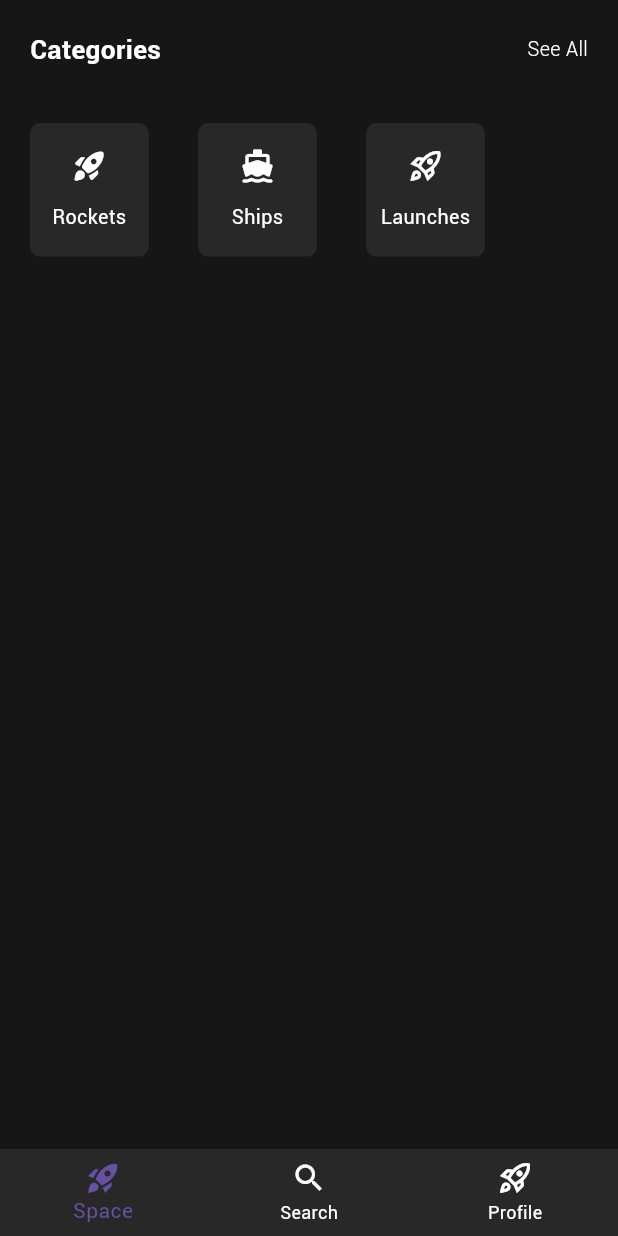
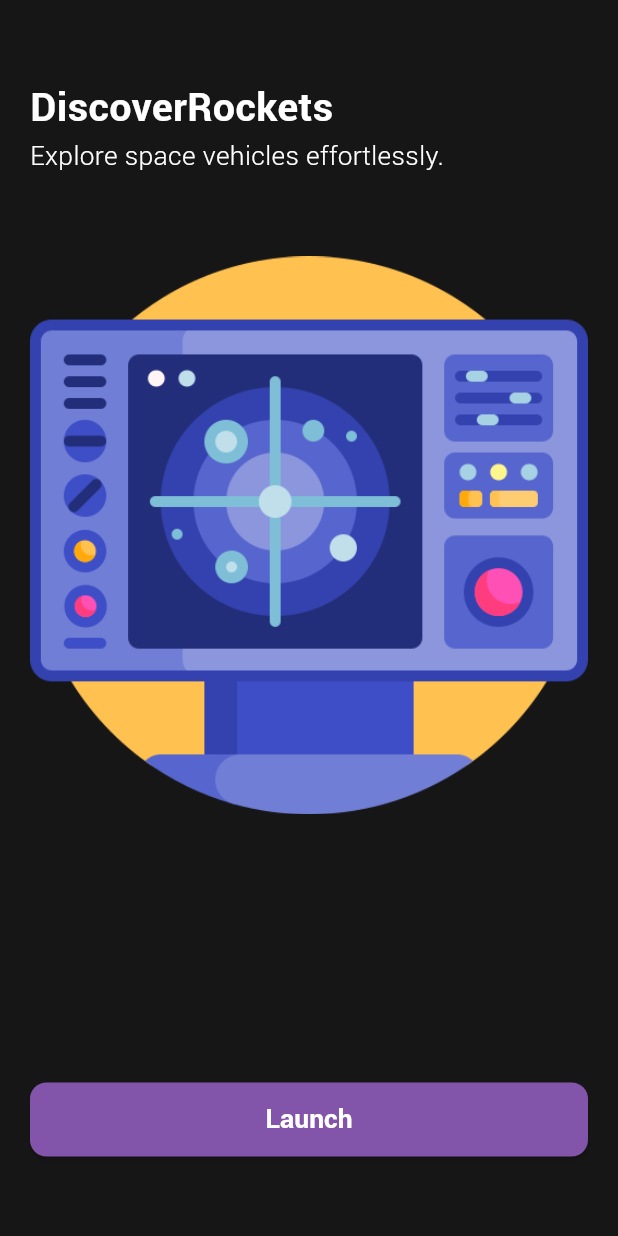
Before and after one commit to ahmedfyala/Space-X-App, a Flutter app: the screen it shows after launch, on a phone screen of 412 x 824 dp. Run offline on Flutter 3.47's test engine with Material 3 defaults, Android fonts, the phone set to English and light mode, and no system bars; our stand-ins replace bloc, dartz, dio, flutter_bloc, flutter_screenutil, gap and 4 more.

Commit message:
add welcome screen and size manager and errorBuilder in image network

```diff
--- a/lib/core/constants/app_assets.dart
+++ b/lib/core/constants/app_assets.dart
@@ -7,6 +7,7 @@ class AssetsPaths {
 
 class AppImages {}
 
-class AppIcons {}
+class AppPng {
+}
 
 class AppSvgs {}
--- a/lib/core/constants/app_strings.dart
+++ b/lib/core/constants/app_strings.dart
@@ -1,5 +1,8 @@
 class AppStrings {
   static const String appName = 'Space X';
+  static const String welcomeText1 = 'DiscoverRockets';
+  static const String welcomeText2 = 'Explore space vehicles effortlessly.';
+  static const String launch = 'Launch';
   static const String categories = 'Categories';
   static const String seeAll = 'See All';
   static const String rockets = 'Rockets';
--- a/lib/core/routing/app_router.dart
+++ b/lib/core/routing/app_router.dart
@@ -1,5 +1,6 @@
 import 'package:flutter/material.dart';
 import 'package:flutter_bloc/flutter_bloc.dart';
+import 'package:flutter_mentorship_b1/features/opening/screens/welcome/welcome_screen.dart';
 import 'package:flutter_mentorship_b1/features/profile/ui/profile_screen.dart';
 import 'package:flutter_mentorship_b1/features/rockets/logic/all_rockets_cubit.dart';
 import 'package:flutter_mentorship_b1/features/rockets/ui/rockets_screen.dart';
@@ -14,6 +15,10 @@ import 'routes.dart';
 class AppRouter {
   Route generateRoute(RouteSettings settings) {
     switch (settings.name) {
+      case Routes.welcome:
+        return MaterialPageRoute(
+          builder: (_) => const WelcomeScreen(),
+        );
       case Routes.homeScreen:
         return MaterialPageRoute(
           builder: (_) => const HomeScreen(),
--- a/lib/core/routing/routes.dart
+++ b/lib/core/routing/routes.dart
@@ -1,9 +1,9 @@
 class Routes {
+  static const String welcome = "/welcome";
   static const String homeScreen = "/homeScreen";
-
-  static const String profileScreen = "profileScreen";
-  static const String searchScreen = "searchScreen";
-  static const String ships = "ships";
+  static const String profileScreen = "/profileScreen";
+  static const String searchScreen = "/searchScreen";
+  static const String ships = "/ships";
   static const String allRockets = "/allRockets";
 
 }
--- /dev/null
+++ b/lib/core/themes/size_manager.dart
@@ -0,0 +1,26 @@
+import 'package:flutter_screenutil/flutter_screenutil.dart';
+
+class AppSize{
+  static double s0 = 00.sp;
+  static double s20 = 20.sp;
+  static double s30 = 30.sp;
+  static double s50 = 50.sp;
+}
+
+class AppHeight{
+  static double h20 = 20.h;
+  static double h40 = 40.h;
+  static double h64 = 640.h;
+  static double h70 = 70.h;
+}
+class AppWidth{
+  static double h80 = 80.w;
+}
+class AppRadius{
+  static double r6 = 6.r;
+  static double r10 = 10.r;
+}
+class AppPadding{
+  static double p10 = 10;
+  static double p20 = 20;
+}
--- a/lib/core/themes/styles.dart
+++ b/lib/core/themes/styles.dart
@@ -10,6 +10,12 @@ class TextStyles {
   static TextStyle font24Bold = TextStyle(
     fontSize: 24.sp,
     fontWeight: FontWeightHelper.bold,
+    color: ColorsManager.white,
+    fontFamily: fontFamily,
+  );
+  static TextStyle font16light = TextStyle(
+    fontSize: 16.sp,
+    fontWeight: FontWeightHelper.light,
     color: ColorsManager.white,
     fontFamily: fontFamily,
   );
--- a/lib/core/themes/theme_manager.dart
+++ b/lib/core/themes/theme_manager.dart
@@ -1,5 +1,8 @@
 import 'package:flutter/material.dart';
 import 'package:flutter/services.dart';
+import 'package:flutter_mentorship_b1/core/themes/size_manager.dart';
+import 'package:flutter_mentorship_b1/core/themes/styles.dart';
+import 'package:flutter_screenutil/flutter_screenutil.dart';
 
 import 'colors_manager.dart';
 
@@ -11,12 +14,12 @@ ThemeData getApplicationTheme() {
     primaryColorDark: ColorsManager.primary,
     scaffoldBackgroundColor: ColorsManager.black,
     canvasColor: ColorsManager.lightBlack,
-    appBarTheme: const AppBarTheme(
-      iconTheme: IconThemeData(color: ColorsManager.white),
-      titleTextStyle: TextStyle(color: ColorsManager.white),
-      elevation: 0,
+    appBarTheme:  AppBarTheme(
+      iconTheme: const IconThemeData(color: ColorsManager.white),
+      titleTextStyle: const TextStyle(color: ColorsManager.white),
+      elevation: AppSize.s0,
       backgroundColor: ColorsManager.black,
-      systemOverlayStyle: SystemUiOverlayStyle(
+      systemOverlayStyle: const SystemUiOverlayStyle(
         statusBarIconBrightness: Brightness.light,
         statusBarColor: Colors.transparent,
       ),
@@ -36,5 +39,19 @@ ThemeData getApplicationTheme() {
             : const IconThemeData(color: ColorsManager.white),
       ),
     ),
+    elevatedButtonTheme: ElevatedButtonThemeData(
+      style: ButtonStyle(
+          backgroundColor: MaterialStateProperty.resolveWith<Color?>(
+            (states) => ColorsManager.primary,
+          ),
+          textStyle: MaterialStateProperty.resolveWith<TextStyle?>(
+            (states) => TextStyles.font16Bold,
+          ),
+          shape: MaterialStateProperty.all(
+            RoundedRectangleBorder(
+              borderRadius: BorderRadius.circular(AppRadius.r10),
+            ),
+          )),
+    ),
   );
 }
--- /dev/null
+++ b/lib/core/widgets/app_button_widgets.dart
@@ -0,0 +1,30 @@
+import 'package:flutter/material.dart';
+
+class AppButtonWidget extends StatelessWidget {
+  final double height;
+  final double width;
+  final String title;
+  final void Function()? onPressed;
+  final TextStyle textStyle;
+
+  const AppButtonWidget({
+    super.key,
+    required this.height,
+    required this.width,
+    required this.title,
+    this.onPressed,
+    required this.textStyle,
+  });
+
+  @override
+  Widget build(BuildContext context) {
+    return SizedBox(
+      height: height,
+      width: width,
+      child: ElevatedButton(
+        onPressed: onPressed,
+        child: Text(title,style: textStyle,),
+      ),
+    );
+  }
+}
--- /dev/null
+++ b/lib/features/opening/screens/welcome/welcome_screen.dart
@@ -0,0 +1,16 @@
+import 'package:flutter/material.dart';
+
+import '../../widgets/welcome_screen_body.dart';
+
+class WelcomeScreen extends StatelessWidget {
+  const WelcomeScreen({super.key});
+
+  @override
+  Widget build(BuildContext context) {
+    return const SafeArea(
+      child: Scaffold(
+        body: WelcomeScreenBody(),
+      ),
+    );
+  }
+}
--- /dev/null
+++ b/lib/features/opening/widgets/welcome_screen_body.dart
@@ -0,0 +1,53 @@
+import 'package:flutter/cupertino.dart';
+import 'package:flutter/material.dart';
+import 'package:flutter_mentorship_b1/core/constants/app_strings.dart';
+import 'package:flutter_mentorship_b1/core/helpers/extensions.dart';
+import 'package:flutter_mentorship_b1/core/routing/routes.dart';
+import 'package:flutter_mentorship_b1/core/themes/size_manager.dart';
+import 'package:flutter_mentorship_b1/core/widgets/app_button_widgets.dart';
+import 'package:flutter_mentorship_b1/features/opening/widgets/welcome_text_widgets.dart';
+import 'package:flutter_screenutil/flutter_screenutil.dart';
+import 'package:gap/gap.dart';
+
+import '../../../core/themes/styles.dart';
+
+class WelcomeScreenBody extends StatelessWidget {
+  const WelcomeScreenBody({super.key});
+
+  @override
+  Widget build(BuildContext context) {
+    return Padding(
+      padding:  EdgeInsets.all(AppPadding.p20),
+      child: Column(
+        crossAxisAlignment: CrossAxisAlignment.start,
+        children: [
+          Gap(AppSize.s30),
+          WelcomeTextWidget(
+            title: AppStrings.welcomeText1,
+            textStyle: TextStyles.font24Bold,
+          ),
+          WelcomeTextWidget(
+            title: AppStrings.welcomeText2,
+            textStyle: TextStyles.font16light,
+          ),
+          Gap(AppSize.s50),
+          Image.asset(
+            'assets/png/control-panel.png',
+            fit: BoxFit.cover,
+          ),
+          const Spacer(),
+          AppButtonWidget(
+            height: AppHeight.h40,
+            width: double.infinity,
+            title: AppStrings.launch,
+            textStyle: TextStyles.font16Bold,
+            onPressed: (){
+              context.pushReplacementNamed(Routes.homeScreen);
+            },
+          ),
+          Gap(AppSize.s30)
+        ],
+      ),
+    );
+  }
+}
--- /dev/null
+++ b/lib/features/opening/widgets/welcome_text_widgets.dart
@@ -0,0 +1,17 @@
+import 'package:flutter/material.dart';
+
+class WelcomeTextWidget extends StatelessWidget {
+  final String title;
+  final TextStyle textStyle;
+
+  const WelcomeTextWidget({
+    super.key,
+    required this.title,
+    required this.textStyle,
+  });
+
+  @override
+  Widget build(BuildContext context) {
+    return Text(title,style: textStyle,);
+  }
+}
--- a/lib/features/ships/ui/screens/ships_screen.dart
+++ b/lib/features/ships/ui/screens/ships_screen.dart
@@ -1,10 +1,12 @@
 import 'package:flutter/material.dart';
 import 'package:flutter_bloc/flutter_bloc.dart';
 import 'package:flutter_mentorship_b1/core/helpers/extensions.dart';
+import 'package:flutter_mentorship_b1/core/themes/size_manager.dart';
 import 'package:flutter_mentorship_b1/features/ships/logic/cubit.dart';
 import 'package:flutter_mentorship_b1/features/ships/logic/states.dart';
 import 'package:flutter_mentorship_b1/features/ships/ui/widgets/ship_item_in_list.dart';
 import 'package:flutter_screenutil/flutter_screenutil.dart';
+import 'package:gap/gap.dart';
 
 import '../../../../core/constants/app_strings.dart';
 import '../../../../core/themes/styles.dart';
@@ -40,11 +42,11 @@ class _ShipsScreenState extends State<ShipsScreen> {
             }
             if (state.shipStatus.isSuccess) {
               return Padding(
-                padding: const EdgeInsets.all(10.0),
+                padding: EdgeInsets.all(AppPadding.p10),
                 child: ListView.separated(
                   itemCount: state.ships!.length,
-                  separatorBuilder: (context, index) => SizedBox(
-                    height: 20.sh,
+                  separatorBuilder: (context, index) => Gap(
+                    AppHeight.h20,
                   ),
                   itemBuilder: (context, index) {
                     return ShipItemInList(
@@ -54,8 +56,9 @@ class _ShipsScreenState extends State<ShipsScreen> {
                   },
                 ),
               );
-            }else{return const Center(child: Text('error ui'));}
-
+            } else {
+              return const Center(child: Text('error ui'));
+            }
           },
         ));
   }
--- /dev/null
+++ b/lib/features/ships/ui/widgets/image_network_error.dart
@@ -0,0 +1,23 @@
+import 'package:flutter/material.dart';
+import 'package:flutter_mentorship_b1/core/themes/styles.dart';
+
+class ImageNetworkError extends StatelessWidget {
+  const ImageNetworkError({super.key});
+
+  @override
+  Widget build(BuildContext context) {
+    return Column(
+      mainAxisAlignment: MainAxisAlignment.spaceAround,
+      children: [
+        const Icon(
+          Icons.error_outline,
+          color: Colors.redAccent,
+        ),
+        Text(
+          'Url is empty',
+          style: TextStyles.font12Light,
+        )
+      ],
+    );
+  }
+}
--- a/lib/features/ships/ui/widgets/ship_item_in_list.dart
+++ b/lib/features/ships/ui/widgets/ship_item_in_list.dart
@@ -1,8 +1,9 @@
 import 'package:flutter/material.dart';
-import 'package:flutter_screenutil/flutter_screenutil.dart';
+import 'package:flutter_mentorship_b1/core/themes/size_manager.dart';
 
 import '../../../../core/themes/colors_manager.dart';
 import '../../../../core/themes/styles.dart';
+import 'image_network_error.dart';
 
 class ShipItemInList extends StatelessWidget {
   final String image;
@@ -18,25 +19,32 @@ class ShipItemInList extends StatelessWidget {
   Widget build(BuildContext context) {
     return Container(
       width: double.infinity,
-      height: 70.h,
+      height: AppHeight.h70,
       decoration: BoxDecoration(
         color: ColorsManager.lightBlack,
-        borderRadius: BorderRadius.circular(6.r),
+        borderRadius: BorderRadius.circular(AppRadius.r6),
       ),
-      padding: const EdgeInsets.all(10.0),
+      padding: EdgeInsets.all(AppPadding.p10),
       child: Row(
         mainAxisAlignment: MainAxisAlignment.spaceBetween,
         children: [
           Container(
-            height: 64.h,
-            width: 80.w,
+            height: AppHeight.h64,
+            width: AppWidth.h80,
             clipBehavior: Clip.antiAlias,
             decoration: BoxDecoration(
-              borderRadius: BorderRadius.circular(6.r),
+              borderRadius: BorderRadius.circular(AppRadius.r6),
             ),
             child: Image.network(
               image,
               fit: BoxFit.cover,
+              errorBuilder: (
+                BuildContext context,
+                Object exception,
+                StackTrace? stackTrace,
+              ) {
+                return const ImageNetworkError();
+              },
             ),
           ),
           Text(
@@ -45,7 +53,7 @@ class ShipItemInList extends StatelessWidget {
           ),
           Icon(
             Icons.arrow_forward_ios_rounded,
-            size: 20.sp,
+            size: AppSize.s20,
             color: ColorsManager.white,
           )
         ],
--- a/lib/main.dart
+++ b/lib/main.dart
@@ -1,17 +1,16 @@
 import 'package:flutter/material.dart';
 import 'package:flutter_mentorship_b1/core/di/dependency_injection.dart';
+import 'package:flutter_screenutil/flutter_screenutil.dart';
 
 import 'core/di/dependency_injection.dart';
 import 'core/routing/app_router.dart';
 import 'my_app.dart';
 
-void main()async {
+void main() async {
   WidgetsFlutterBinding.ensureInitialized();
 
-await setupGetIt();
-
-
-
+  await setupGetIt();
+  await ScreenUtil.ensureScreenSize();
 
   runApp(MyApp(
     appRouter: AppRouter(),
--- a/lib/my_app.dart
+++ b/lib/my_app.dart
@@ -16,13 +16,15 @@ class MyApp extends StatelessWidget {
     return ScreenUtilInit(
       designSize: const Size(375, 667),
       minTextAdapt: true,
-      child: MaterialApp(
-        title: AppStrings.appName,
-        theme: getApplicationTheme(),
-        debugShowCheckedModeBanner: false,
-        initialRoute: Routes.homeScreen,
-        onGenerateRoute: appRouter.generateRoute,
-      ),
+      builder: (context,widget){
+        return MaterialApp(
+          title: AppStrings.appName,
+          theme: getApplicationTheme(),
+          debugShowCheckedModeBanner: false,
+          initialRoute: Routes.welcome,
+          onGenerateRoute: appRouter.generateRoute,
+        );
+      },
     );
   }
 }
--- a/pubspec.yaml
+++ b/pubspec.yaml
@@ -28,6 +28,7 @@ dependencies:
 # UI
   flutter_screenutil:
   flutter_svg:
+  gap:
 # Data Storage
   shared_preferences: ^2.2.2
 
@@ -48,9 +49,9 @@ flutter:
 
 
   assets:
-   - assets/images/
+
    - assets/svg/
-   - assets/png/
+   - assets/png/control-panel.png
 
   fonts:
       - family: Roboto
```
Also changed, not shown: assets/png/control-panel.png (added), pubspec.lock.
